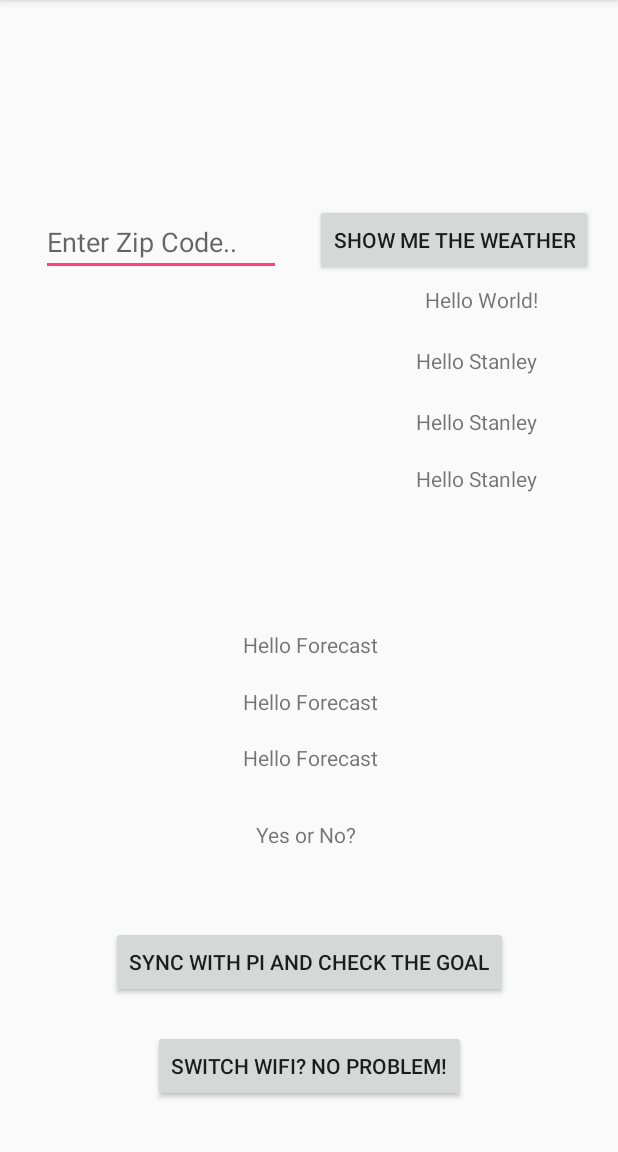
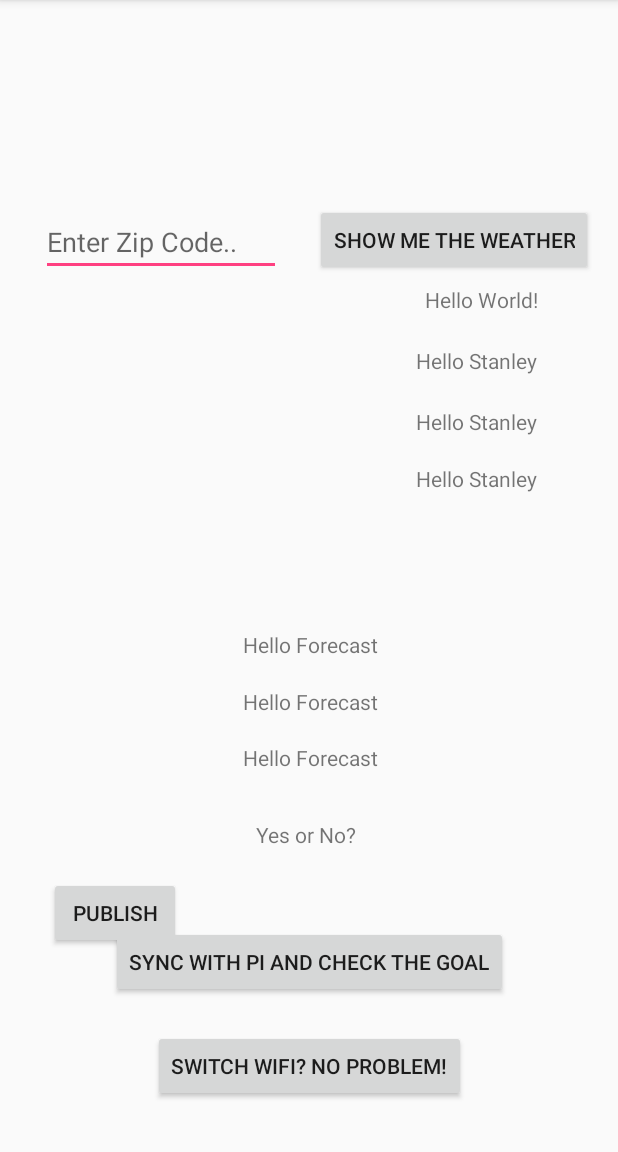
Before and after one commit to Stanley9733/Internet-of-Things, an Android app: the screen it shows after launch (MainActivity), on a phone screen of 412 x 824 dp, the part 84-1236 px from its top. Run offline under Robolectric (Android 15) with nearby library versions, the phone set to English and light mode, and no system bars; our stand-ins replace Picasso, Volley; libraries missing offline, so code that uses them is left out: org.eclipse.paho; pictures from the network do not load; 2 statements that could not run were skipped.

Commit message:
add publish button

```diff
--- a/Milestone 4/Milestone 4/app/src/main/java/com/example/milestone4/MainActivity.kt
+++ b/Milestone 4/Milestone 4/app/src/main/java/com/example/milestone4/MainActivity.kt
@@ -86,6 +86,8 @@ class MainActivity : AppCompatActivity() {
         // when the user presses the syncbutton, this method will get called
         syncButton.setOnClickListener({ syncWithPi() })
 
+        publishButton.setOnClickListener { publish() }
+
         // when the user presses the syncbutton, this method will get called
         retrieveButton.setOnClickListener({ requestWeather() })
 
@@ -129,6 +131,14 @@ class MainActivity : AppCompatActivity() {
             }
         })
 
+    }
+
+
+    fun publish(){
+        val message = MqttMessage()
+//                message.payload = ("Hello World").toByteArray()
+        message.payload = weatherDescription.toByteArray()
+        mqttAndroidClient.publish(publishTopic, message)
     }
 
     // this method just connects the paho mqtt client to the broker
--- a/Milestone 4/Milestone 4/app/src/main/res/layout/activity_main.xml
+++ b/Milestone 4/Milestone 4/app/src/main/res/layout/activity_main.xml
@@ -141,6 +141,21 @@
         app:layout_constraintTop_toBottomOf="@+id/text"
         app:layout_constraintVertical_bias="0.254" />
 
+
+    <Button
+        android:id="@+id/publishButton"
+        android:layout_width="wrap_content"
+        android:layout_height="wrap_content"
+        android:layout_marginTop="8dp"
+        android:layout_marginBottom="8dp"
+        android:text="Publish"
+        app:layout_constraintBottom_toBottomOf="parent"
+        app:layout_constraintEnd_toEndOf="parent"
+        app:layout_constraintHorizontal_bias="0.1"
+        app:layout_constraintStart_toStartOf="parent"
+        app:layout_constraintTop_toBottomOf="@+id/text"
+        app:layout_constraintVertical_bias="0.00" />
+
     <TextView
         android:id="@+id/text"
         android:layout_width="wrap_content"
```
